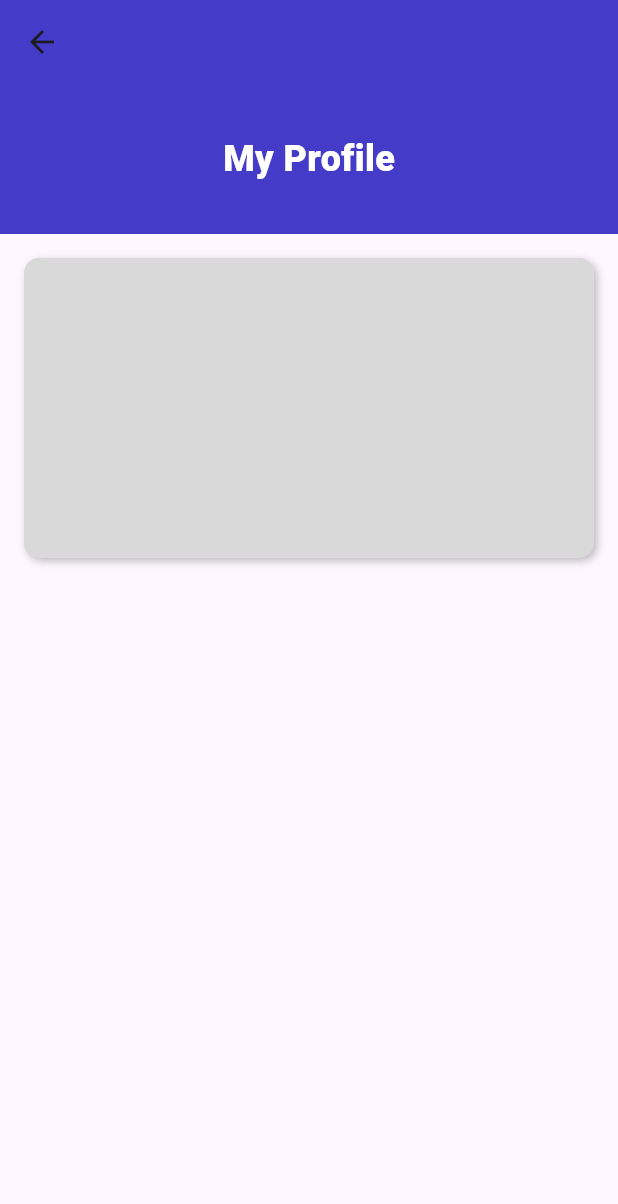
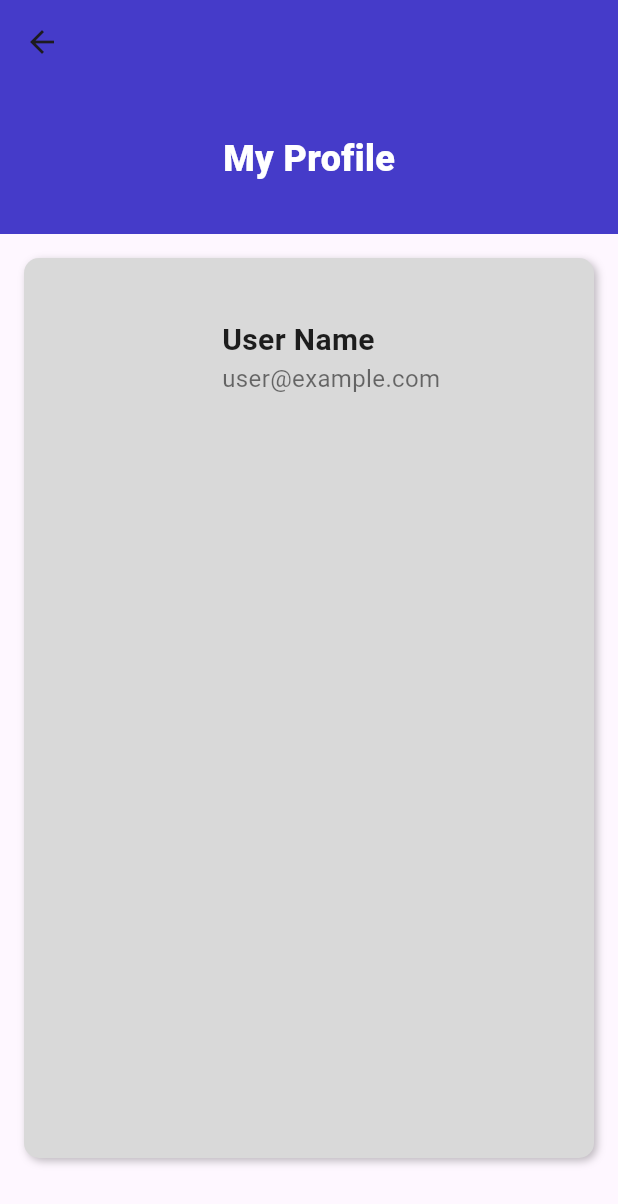
Before and after one commit to akarapon007/LottoApp, a Flutter app: the ProfilePage screen opened directly, on a phone screen of 412 x 824 dp. Shown: the top 1204 px of the screen. Run offline on Flutter 3.47's test engine with Material 3 defaults, Android fonts, the phone set to English and light mode, and no system bars.

Commit message:
Update profile.dart

```diff
--- a/lib/pages/profile.dart
+++ b/lib/pages/profile.dart
@@ -29,12 +29,12 @@ class ProfilePage extends StatelessWidget {
             ),
             // Box with BoxDecoration color D9D9D9
             Container(
-              height: 200,
+              height: 600,
               width: double.infinity,
               decoration: BoxDecoration(
                 color: Color(0xFFD9D9D9), // Set the background color to D9D9D9
                 borderRadius: BorderRadius.circular(10), // Optional: Add rounded corners
-                boxShadow:const  [
+                boxShadow: const [
                   BoxShadow(
                     color: Colors.black26, // Optional: Add shadow for depth
                     blurRadius: 4,
@@ -43,10 +43,50 @@ class ProfilePage extends StatelessWidget {
                 ],
               ),
               margin: const EdgeInsets.all(16.0),
-              child: const Center(
-
+              child: const Padding(
+                padding: EdgeInsets.all(16.0),
+                child: Column(
+                  crossAxisAlignment: CrossAxisAlignment.start,
+                  children: [
+                    // Profile picture and details at the top
+                    Row(
+                      children: [
+                        CircleAvatar(
+                          radius: 50, // Adjust the radius to fit your design
+                          // backgroundImage: NetworkImage(
+                          //   'https://www.example.com/profile.jpg', // Replace with the user's profile image URL
+                          // ),
+                          backgroundColor: Colors.transparent,
+                        ),
+                        SizedBox(width: 16), // Space between profile picture and text
+                        Column(
+                          crossAxisAlignment: CrossAxisAlignment.start,
+                          children: [
+                            Text(
+                              'User Name', // Replace with the user's name
+                              style: TextStyle(
+                                fontSize: 20,
+                                fontWeight: FontWeight.bold,
+                                color: Colors.black87,
+                              ),
+                            ),
+                            Text(
+                              'user@example.com', // Replace with the user's email
+                              style: TextStyle(
+                                fontSize: 16,
+                                color: Colors.black54,
+                              ),
+                            ),
+                          ],
+                        ),
+                      ],
+                    ),
+                    SizedBox(height: 20), // Space below the profile information
+                    // Additional content can be added here
+                  ],
+                ),
               ),
-            ),
+            )
           ],
         ),
       ),
```
